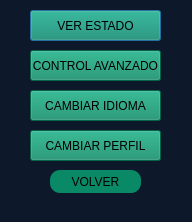
Old version of the form interfaz/panel_control.ui in the repository Supranet-ar/tvip.
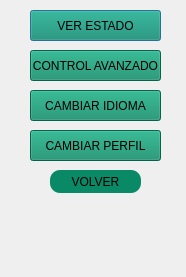
New version of the form. Icons and pictures are not drawn.

Commit message: tarea: interfaz modificadas

Patch:
```diff
--- a/interfaz/panel_control.ui
+++ b/interfaz/panel_control.ui
@@ -6,15 +6,18 @@
    <rect>
     <x>0</x>
     <y>0</y>
-    <width>192</width>
-    <height>222</height>
+    <width>186</width>
+    <height>277</height>
    </rect>
   </property>
   <property name="windowTitle">
    <string>Dialog</string>
   </property>
   <property name="styleSheet">
-   <string notr="true">background-color: rgb(13, 25, 43);</string>
+   <string notr="true">QWidget#centralwidget{
+background-image: url(c:/tvip/assets/Fondo-Login.png);
+ background-repeat: no-repeat;
+}</string>
   </property>
   <property name="modal">
    <bool>false</bool>
```
The commit also changes 3 other files.
